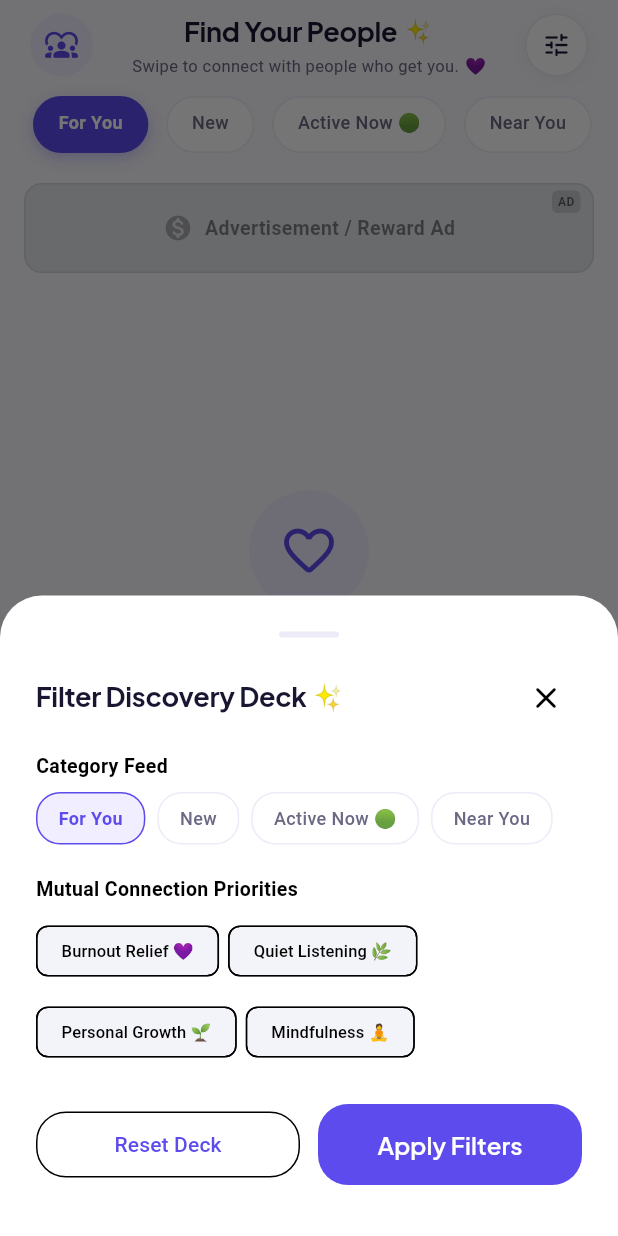
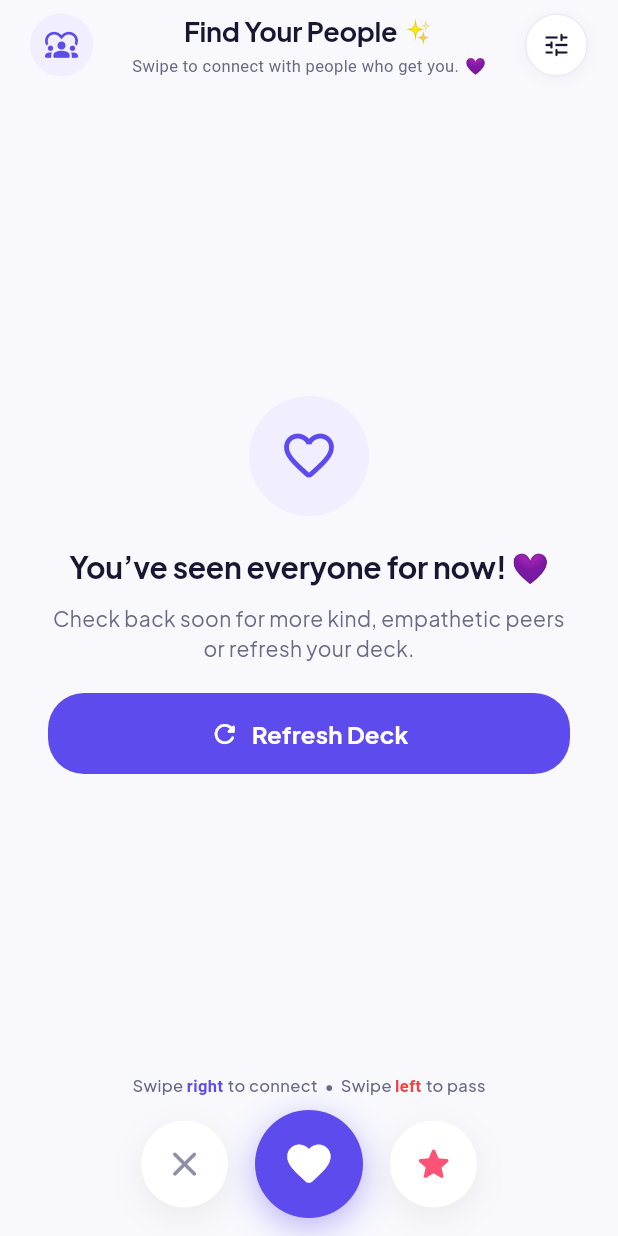
Before and after one commit to parasnath215/Wehere---AxioCraft, a Flutter app: the DiscoverSwipeScreen screen opened directly, after a tap on the "tune" icon, on a phone screen of 412 x 824 dp. Run offline on Flutter 3.47's test engine with Material 3 defaults, Android fonts, the light colour scheme and no system bars; our stand-ins replace dio, flutter_secure_storage, google_fonts, image_picker, socket_io_client; accounts and stored records are empty; statements that could not run were skipped.

Commit message:
feat(frontend): Rebuild Discover screen to spec, remove fake monetization & tabs

```diff
--- a/lib/screens/discover/discover_swipe_screen.dart
+++ b/lib/screens/discover/discover_swipe_screen.dart
@@ -7,8 +7,6 @@ import '../../widgets/discovery/swipeable_card.dart';
 import '../../widgets/discovery/card_action_buttons.dart';
 import '../../widgets/discovery/match_dialog.dart';
 import '../../widgets/discovery/profile_detail_sheet.dart';
-import '../../widgets/subscription/subscription_sheet.dart';
-import '../../widgets/mock_banner_ad.dart';
 import '../chat/chat_conversation_screen.dart';
 
 class DiscoverSwipeScreen extends StatefulWidget {
@@ -19,34 +17,6 @@ class DiscoverSwipeScreen extends StatefulWidget {
 }
 
 class _DiscoverSwipeScreenState extends State<DiscoverSwipeScreen> {
-  int _activeTab = 0;
-
-  void _attemptAction(AppState appState, VoidCallback action) {
-    if (appState.canSwipe()) {
-      action();
-    } else {
-      ScaffoldMessenger.of(context).hideCurrentSnackBar();
-      showWeherePlusSubscriptionSheet(context);
-    }
-  }
-
-  void _attemptPreferenceChange(AppState appState, VoidCallback action) {
-    if (appState.canChangePreferences()) {
-      appState.recordPreferencesChange();
-      action();
-    } else {
-      ScaffoldMessenger.of(context).hideCurrentSnackBar();
-      ScaffoldMessenger.of(context).showSnackBar(const SnackBar(
-        content: Text('Free users can change preferences once a week. Upgrade for unlimited changes!'),
-        backgroundColor: AppColors.primary,
-        behavior: SnackBarBehavior.floating,
-        duration: Duration(seconds: 2),
-      ));
-      showWeherePlusSubscriptionSheet(context);
-    }
-  }
-
-  final List<String> _tabs = ['For You', 'New', 'Active Now 🟢', 'Near You'];
 
   @override
   Widget build(BuildContext context) {
@@ -118,61 +88,7 @@ class _DiscoverSwipeScreenState extends State<DiscoverSwipeScreen> {
               ),
             ),
 
-            const SizedBox(height: 4),
-
-            // 2. Filter Tabs (For You, New, Active Now, Near You)
-            SizedBox(
-              height: 38,
-              child: ListView.builder(
-                scrollDirection: Axis.horizontal,
-                padding: const EdgeInsets.symmetric(horizontal: 16),
-                itemCount: _tabs.length,
-                itemBuilder: (context, index) {
-                  final isSelected = _activeTab == index;
-                  return GestureDetector(
-                    onTap: () {
-                      _attemptPreferenceChange(appState, () {
-                        setState(() => _activeTab = index);
-                        appState.setDiscoveryFilter(_tabs[index].replaceAll(' 🟢', ''));
-                      });
-                    },
-                    child: Container(
-                      margin: const EdgeInsets.symmetric(horizontal: 6),
-                      padding: const EdgeInsets.symmetric(horizontal: 16, vertical: 8),
-                      decoration: BoxDecoration(
-                        color: isSelected ? AppColors.primary : Colors.white,
-                        borderRadius: BorderRadius.circular(20),
-                        border: Border.all(color: isSelected ? AppColors.primary : AppColors.cardBorder),
-                        boxShadow: isSelected
-                            ? [
-                                BoxShadow(
-                                  color: AppColors.primary.withValues(alpha: 0.3),
-                                  blurRadius: 8,
-                                  offset: const Offset(0, 3),
-                                )
-                              ]
-                            : [],
-                      ),
-                      child: Text(
-                        _tabs[index],
-                        style: TextStyle(
-                          fontSize: 12,
-                          fontWeight: isSelected ? FontWeight.w700 : FontWeight.w500,
-                          color: isSelected ? Colors.white : AppColors.textSecondary,
-                        ),
-                      ),
-                    ),
-                  );
-                },
-              ),
-            ),
-
             const SizedBox(height: 8),
-
-            const Padding(
-              padding: EdgeInsets.symmetric(horizontal: 16),
-              child: MockBannerAd(),
-            ),
 
             // 3. Swipeable Card Stack or Empty State
             Expanded(
@@ -197,17 +113,13 @@ class _DiscoverSwipeScreenState extends State<DiscoverSwipeScreen> {
                           child: SwipeableCard(
                             card: cards.first,
                             onSwipeLeft: () {
-                              _attemptAction(appState, () {
                               appState.swipeLeft();
-                              });
                             },
-                            onSwipeRight: () {
-                              _attemptAction(appState, () async {
+                            onSwipeRight: () async {
                               final isMatch = await appState.swipeRight();
                               if (isMatch && appState.lastMatch != null) {
                                 _showMatchCelebration(context, appState);
                               }
-                              });
                             },
                             onTapDetail: () {
                               _openProfileDetail(context, cards.first.profile, appState);
@@ -275,22 +187,18 @@ class _DiscoverSwipeScreenState extends State<DiscoverSwipeScreen> {
             Padding(
               padding: const EdgeInsets.only(bottom: 12, top: 4),
               child: CardActionButtons(
-                onPass: () => _attemptAction(appState, () => appState.swipeLeft()),
-                onConnect: () {
-                  _attemptAction(appState, () async {
+                onPass: () => appState.swipeLeft(),
+                onConnect: () async {
                   final isMatch = await appState.swipeRight();
                   if (isMatch && appState.lastMatch != null) {
                     _showMatchCelebration(context, appState);
                   }
-                  });
                 },
                 onSuperLike: () {
-                  _attemptAction(appState, () {
                   appState.superSupport();
                   if (appState.lastMatch != null) {
                     _showMatchCelebration(context, appState);
                   }
-                  });
                 },
                 onRewind: appState.canRewind ? () => appState.rewindLastSwipe() : null,
               ),
--- a/lib/screens/home/home_screen.dart
+++ b/lib/screens/home/home_screen.dart
@@ -5,6 +5,7 @@ import '../../core/theme/app_text_styles.dart';
 import '../../core/routing/app_routes.dart';
 import '../../state/app_state.dart';
 
+import '../../widgets/common/mood_chip.dart';
 import '../../widgets/shared/avatar_widget.dart';
 
 class HomeScreen extends StatelessWidget {
```
Lines whose indentation alone changed are shown as unchanged.
